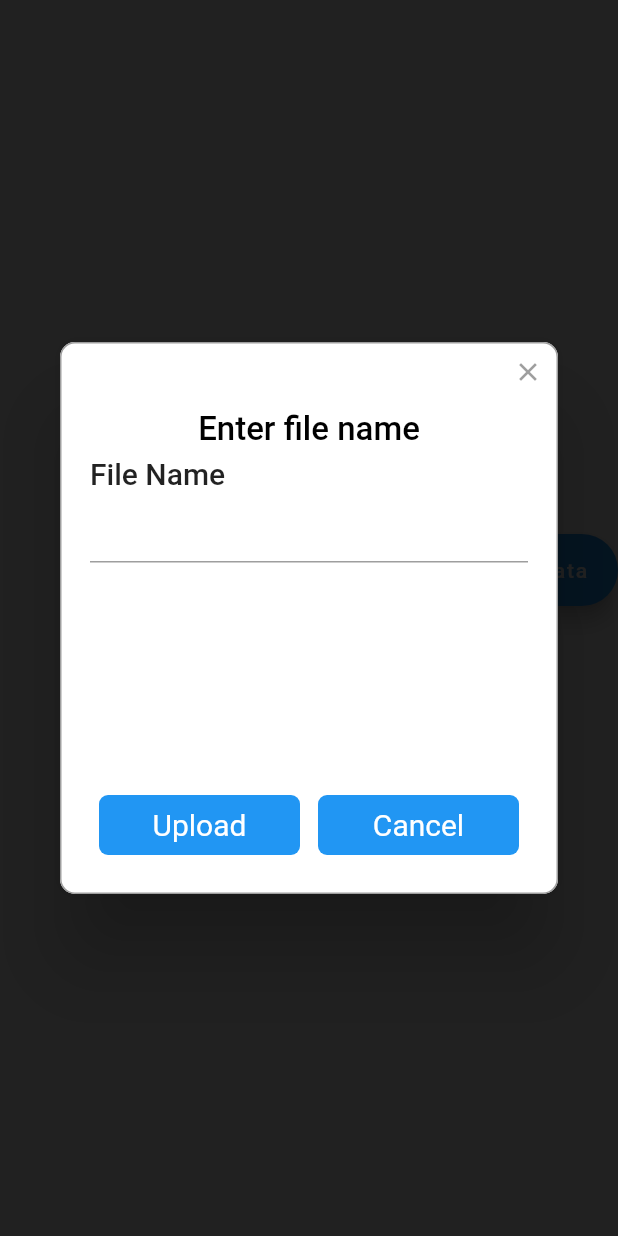
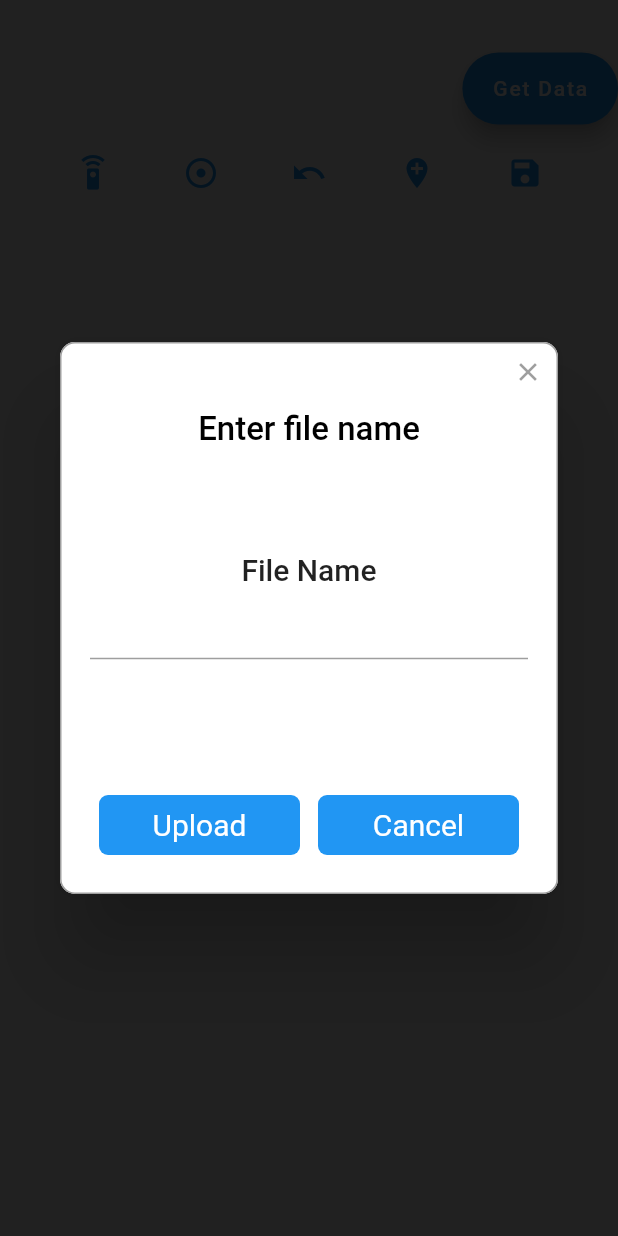
Before and after one commit to surya-kiran27/galileo2, a Flutter app: the Edit screen opened directly, after a tap on the "save" icon, on a phone screen of 412 x 824 dp. Run offline on Flutter 3.47's test engine with Material 2 defaults, Android fonts, the phone set to English and light mode, and no system bars; drawn by our look-alikes of rflutter_alert; our stand-ins replace dio, flutter_secure_storage, flutter_xlider, googleapis_auth, image_picker; missing offline and left inert: googleapis, zoom_widget; accounts and stored records are empty.

Commit message:
added create file

```diff
--- a/lib/edit.dart
+++ b/lib/edit.dart
@@ -104,17 +104,22 @@ class _EditState extends State<Edit> {
   Widget build(BuildContext context) {
     return Scaffold(
       key: _scaffoldKey,
-      body: Column(
+      body: Container(
+        child: SingleChildScrollView(
+          child: Column(
             crossAxisAlignment: CrossAxisAlignment.center,
-        mainAxisAlignment: MainAxisAlignment.center,
+            mainAxisAlignment: MainAxisAlignment.spaceEvenly,
             children: <Widget>[
               Align(
-            alignment: Alignment.centerRight,
+                alignment: Alignment.bottomRight,
+                child: Padding(
+                  padding: const EdgeInsets.only(top: 35.0),
                   child: FloatingActionButton.extended(
                     onPressed: () {
                       _getSensorData();
                     },
                     label: Text("Get Data"),
+                  ),
                 ),
               ),
               _image != null
@@ -156,7 +161,8 @@ class _EditState extends State<Edit> {
                                     }
                                   },
                                   child: Icon(Icons.location_on,
-                                  color: Colors.red, size: _image.height * 0.1),
+                                      color: Colors.red,
+                                      size: _image.height * 0.1),
                                 ),
                               )
                             ],
@@ -214,8 +220,8 @@ class _EditState extends State<Edit> {
                                 },
                                 child: Text(
                                   "Done",
-                              style:
-                                  TextStyle(color: Colors.white, fontSize: 20),
+                                  style: TextStyle(
+                                      color: Colors.white, fontSize: 20),
                                 ),
                               )
                             ]).show();
@@ -264,7 +270,8 @@ class _EditState extends State<Edit> {
                               },
                               child: Text(
                                 "Done",
-                            style: TextStyle(color: Colors.white, fontSize: 20),
+                                style: TextStyle(
+                                    color: Colors.white, fontSize: 20),
                               ),
                             )
                           ]).show();
@@ -346,7 +353,9 @@ class _EditState extends State<Edit> {
                           content: Container(
                             height: 200,
                             width: double.maxFinite,
-                        child: ListView(children: <Widget>[
+                            child: Column(
+                                mainAxisAlignment: MainAxisAlignment.center,
+                                children: <Widget>[
                                   Text("File Name"),
                                   TextField(
                                     onChanged: (text) {
@@ -372,7 +381,8 @@ class _EditState extends State<Edit> {
                           buttons: [
                             DialogButton(
                               onPressed: () async {
-                            ui.PictureRecorder recorder = ui.PictureRecorder();
+                                ui.PictureRecorder recorder =
+                                    ui.PictureRecorder();
                                 Canvas canvas = Canvas(recorder);
                                 print(this.circle.length);
                                 ImageEditor painter =
@@ -394,7 +404,8 @@ class _EditState extends State<Edit> {
                                 await Directory('$path/$directoryName')
                                     .create(recursive: true);
 
-                            File upload = await File('$path/${fileName}.png')
+                                File upload = await File(
+                                        '$path/${fileName}.png')
                                     .writeAsBytes(pngBytes.buffer.asInt8List());
                                 Navigator.pop(context);
                                 showInSnackBar("Uploading please wait...");
@@ -407,7 +418,8 @@ class _EditState extends State<Edit> {
                               },
                               child: Text(
                                 "Upload",
-                            style: TextStyle(color: Colors.white, fontSize: 20),
+                                style: TextStyle(
+                                    color: Colors.white, fontSize: 20),
                               ),
                             ),
                             DialogButton(
@@ -416,7 +428,8 @@ class _EditState extends State<Edit> {
                               },
                               child: Text(
                                 "Cancel",
-                            style: TextStyle(color: Colors.white, fontSize: 20),
+                                style: TextStyle(
+                                    color: Colors.white, fontSize: 20),
                               ),
                             )
                           ]).show();
@@ -425,6 +438,8 @@ class _EditState extends State<Edit> {
                 ],
               )
             ],
+          ),
+        ),
       ),
     );
   }
```
Also changed, not shown: lib/googleDrive.dart (+33 -2 lines), 1 other file. Lines whose indentation alone changed are shown as unchanged.
